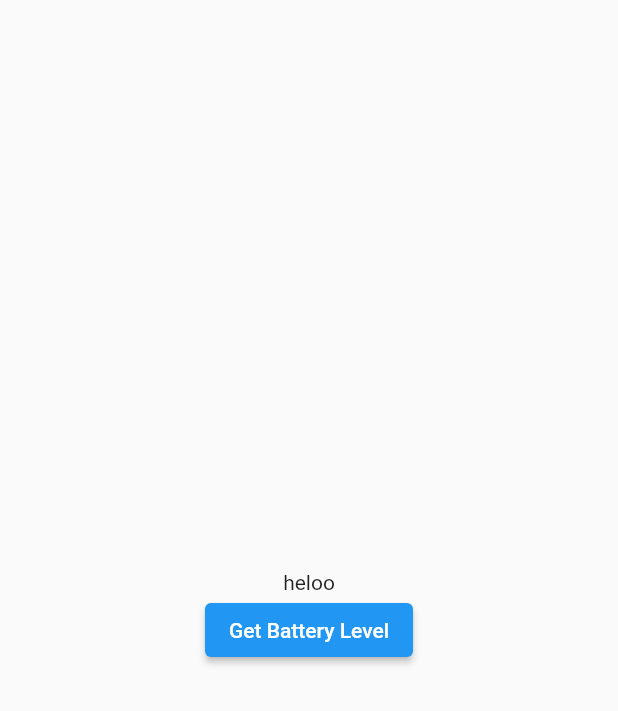
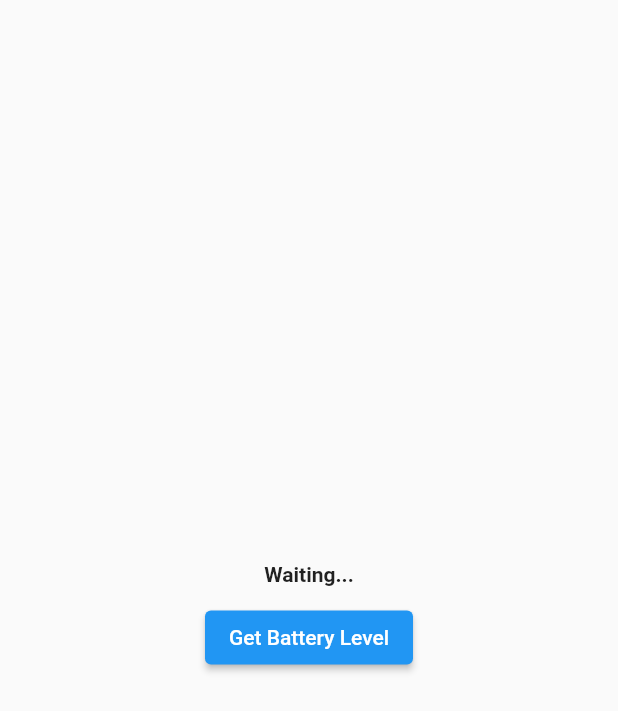
Before and after one commit to Shameerpc5029/Battery_Method_Channel, a Flutter app: the screen it shows after launch, after a tap on "Get Battery Level", on a phone screen of 412 x 824 dp. Shown: the top 711 px of the screen. Run offline on Flutter 3.47's test engine with Material 2 defaults, Android fonts, the light colour scheme and no system bars.

Commit message:
some changes

```diff
--- a/lib/home_screen.dart
+++ b/lib/home_screen.dart
@@ -10,7 +10,7 @@ class HomeScreen extends StatefulWidget {
 
 class _HomeScreenState extends State<HomeScreen> {
   static const platform = MethodChannel("battery");
-  String batteryLevel = 'heloo';
+  String batteryLevel = 'Waiting...';
 
   @override
   Widget build(BuildContext context) {
@@ -19,12 +19,23 @@ class _HomeScreenState extends State<HomeScreen> {
         child: Column(
           mainAxisAlignment: MainAxisAlignment.center,
           children: [
-            Text(batteryLevel),
+            Text(
+              batteryLevel,
+              style: const TextStyle(
+                fontWeight: FontWeight.bold,
+              ),
+            ),
+            const SizedBox(
+              height: 10,
+            ),
             ElevatedButton(
-                onPressed: () {
-                  getBatteryLevel();
-                },
-                child: const Text('Get Battery Level'))
+              onPressed: () {
+                getBatteryLevel();
+              },
+              child: const Text(
+                'Get Battery Level',
+              ),
+            )
           ],
         ),
       ),
@@ -34,12 +45,13 @@ class _HomeScreenState extends State<HomeScreen> {
   Future<void> getBatteryLevel() async {
     try {
       final int result = await platform.invokeMethod('getBatteryLevel');
-      batteryLevel = 'Battery level at $result % .';
+      batteryLevel = 'Battery level at $result %';
     } on PlatformException catch (e) {
       batteryLevel = "Failed to get battery level: '${e.message}'.";
     }
     setState(() {
       batteryLevel = batteryLevel;
     });
+    print(batteryLevel);
   }
 }
```
